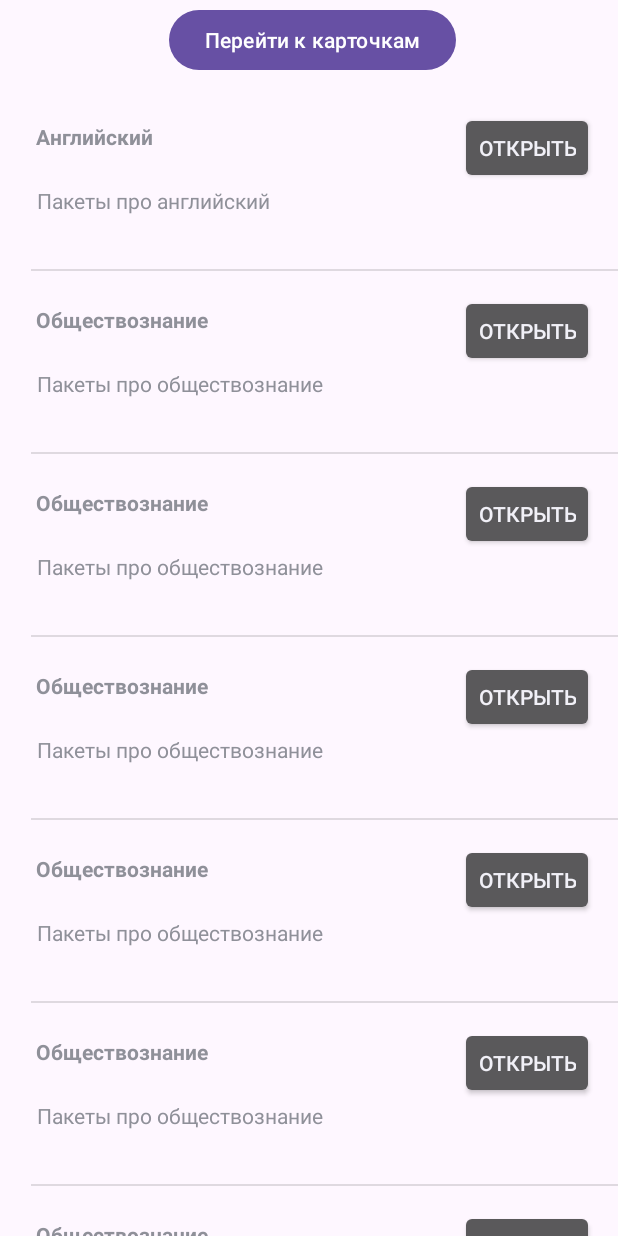
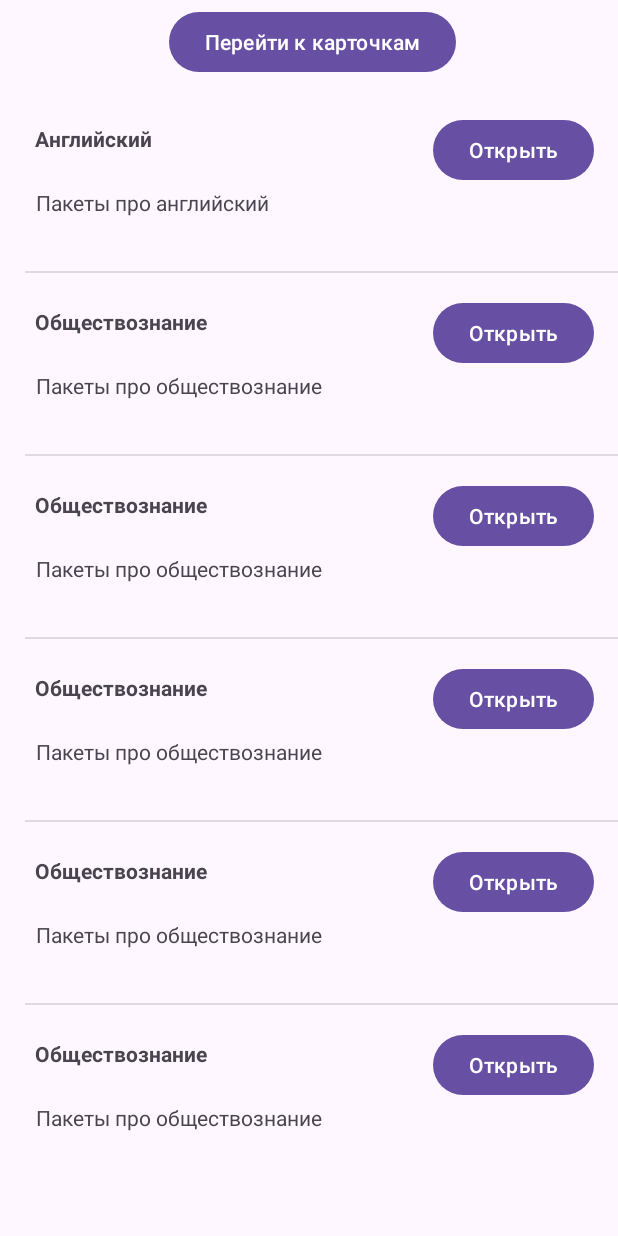
Before and after one commit to ozeemm/Quiz_Cards, an Android app: the screen it shows after launch (ThemesActivity), on a phone screen of 412 x 824 dp. Run offline under Robolectric (Android 15) with nearby library versions, the phone set to English and light mode, and no system bars.

Commit message:
Пофиксила скролбар и переход к карточкам

```diff
--- a/app/src/main/java/com/example/myapplication/ListViewAdapter.java
+++ b/app/src/main/java/com/example/myapplication/ListViewAdapter.java
@@ -1,6 +1,7 @@
 package com.example.myapplication;
 
 import android.annotation.SuppressLint;
+import android.app.Activity;
 import android.content.Context;
 import android.content.Intent;
 import android.graphics.Typeface;
@@ -10,6 +11,7 @@ import android.view.ViewGroup;
 import android.widget.BaseAdapter;
 import android.widget.Button;
 import android.widget.TextView;
+import androidx.recyclerview.widget.RecyclerView;
 import com.example.myapplication.Model.Theme;
 
 import java.util.ArrayList;
@@ -27,7 +29,6 @@ public class ListViewAdapter extends BaseAdapter {
         inflater = LayoutInflater.from(ctx);
 
     }
-
 
     @Override
     public int getCount() {
@@ -54,8 +55,15 @@ public class ListViewAdapter extends BaseAdapter {
         txtViewDescription.setText(themes.get(position).getDescription());
         Button button = convertView.findViewById(R.id.button);
         button.setOnClickListener(v->{
-
+            Intent intent = new Intent(context, Cards_Activity.class);
+            intent.addFlags(Intent.FLAG_ACTIVITY_REORDER_TO_FRONT);
+            context.startActivity(intent);
         });
         return convertView;
     }
+
+
+
+
+
 }
--- a/app/src/main/java/com/example/myapplication/ThemesActivity.java
+++ b/app/src/main/java/com/example/myapplication/ThemesActivity.java
@@ -45,7 +45,7 @@ public class ThemesActivity extends AppCompatActivity {
         themes.add(theme2);
 
         listView = findViewById(R.id.listView);
-        ListViewAdapter listViewAdapter = new ListViewAdapter(getApplicationContext(),themes);
+        ListViewAdapter listViewAdapter = new ListViewAdapter(this,themes);
         listView.setAdapter(listViewAdapter);
 
     }
--- a/app/src/main/res/layout/activity_themes.xml
+++ b/app/src/main/res/layout/activity_themes.xml
@@ -18,11 +18,12 @@
                 app:layout_constraintEnd_toEndOf="parent" app:layout_constraintTop_toTopOf="parent"
                 android:layout_marginTop="4dp" android:layout_marginEnd="108dp" android:onClick="showNextActivity"/>
         <ListView
-                android:layout_width="391dp"
+                android:layout_width="395dp"
                 app:layout_constraintEnd_toEndOf="parent"
                 android:id="@+id/listView" android:layout_marginTop="8dp"
                 app:layout_constraintTop_toBottomOf="@+id/buttonNext"
-                android:layout_height="765dp"/>
+                android:layout_height="720dp" app:layout_constraintBottom_toBottomOf="parent"
+                app:layout_constraintVertical_bias="1.0"/>
 
     </androidx.constraintlayout.widget.ConstraintLayout>
 </ScrollView>
```
